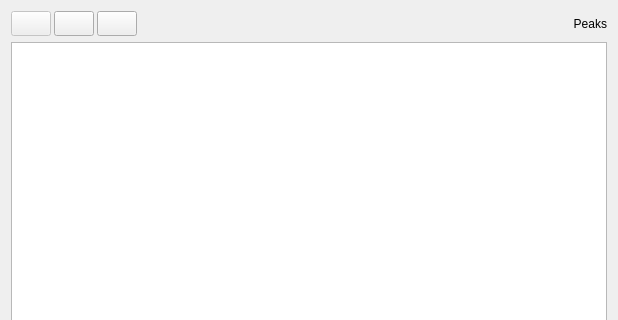
Old version of the form gui/analysis/form_fit_results.ui in the repository usnistgov/qpx-gamma; both pictures show x 0 to 618 and y 0 to 320 of the 618 by 592 pixel window.
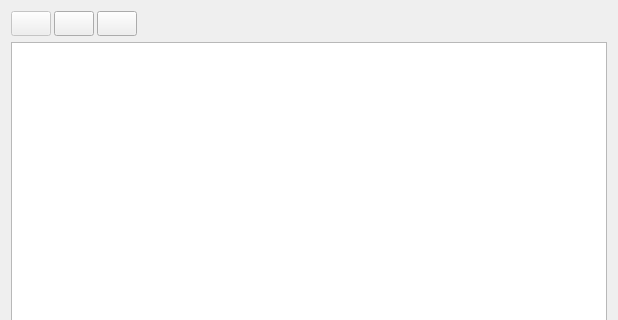
New version of the form. Icons and pictures are not drawn.

```diff
--- a/gui/analysis/form_fit_results.ui
+++ b/gui/analysis/form_fit_results.ui
@@ -179,7 +179,7 @@
               </size>
              </property>
              <property name="text">
-              <string>Peaks</string>
+              <string/>
              </property>
              <property name="alignment">
               <set>Qt::AlignRight|Qt::AlignTrailing|Qt::AlignVCenter</set>
```
